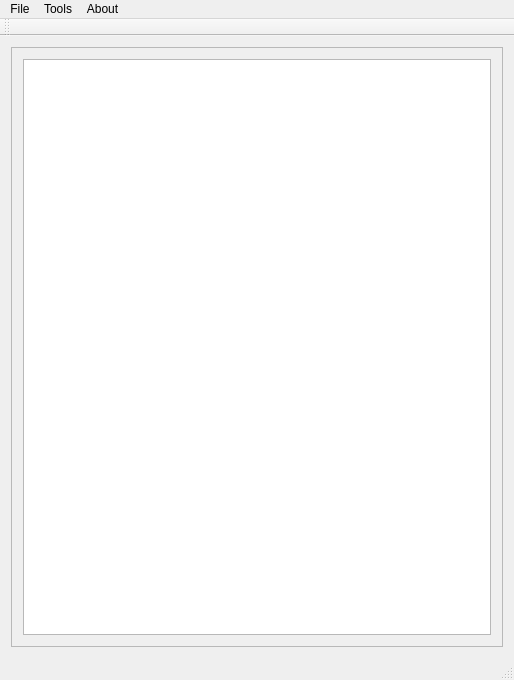
First picture: the form in pg_disatools_gui/ui/dataEditor.ui, repository ProgSys/pg_disatools, before the edit.
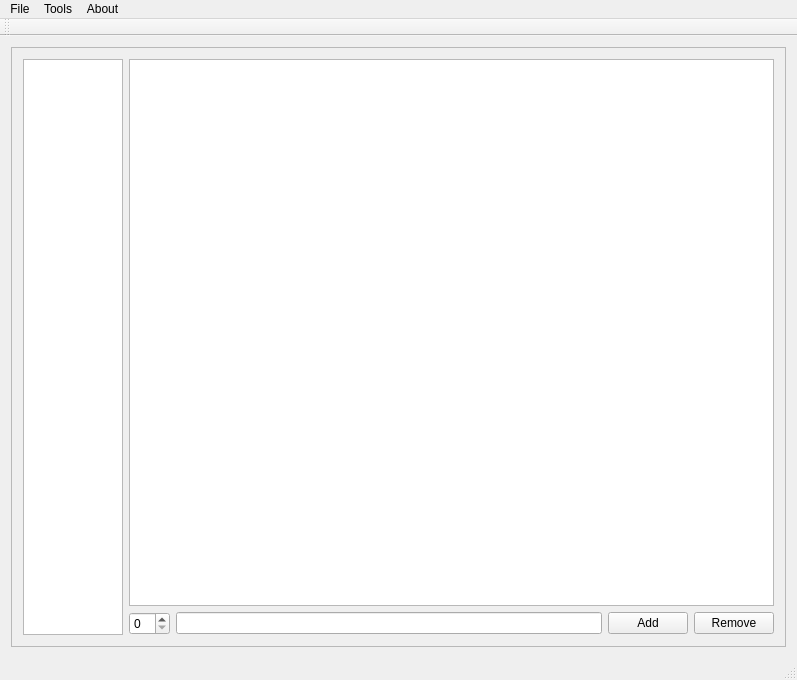
Second picture: the form after the edit.

The edit to the form file:
```diff
--- a/pg_disatools_gui/ui/dataEditor.ui
+++ b/pg_disatools_gui/ui/dataEditor.ui
@@ -6,7 +6,7 @@
    <rect>
     <x>0</x>
     <y>0</y>
-    <width>514</width>
+    <width>797</width>
     <height>680</height>
    </rect>
   </property>
@@ -41,6 +41,18 @@
       <layout class="QHBoxLayout" name="horizontalLayout">
        <item>
         <widget class="QTableView" name="tableView">
+         <property name="minimumSize">
+          <size>
+           <width>0</width>
+           <height>0</height>
+          </size>
+         </property>
+         <property name="maximumSize">
+          <size>
+           <width>100</width>
+           <height>16777215</height>
+          </size>
+         </property>
          <attribute name="horizontalHeaderStretchLastSection">
           <bool>true</bool>
          </attribute>
@@ -49,6 +61,43 @@
          </attribute>
         </widget>
        </item>
+       <item>
+        <layout class="QVBoxLayout" name="verticalLayout">
+         <property name="rightMargin">
+          <number>0</number>
+         </property>
+         <item>
+          <widget class="QTreeView" name="treeView"/>
+         </item>
+         <item>
+          <layout class="QHBoxLayout" name="horizontalLayout_2">
+           <property name="topMargin">
+            <number>0</number>
+           </property>
+           <item>
+            <widget class="QSpinBox" name="spinBox_type"/>
+           </item>
+           <item>
+            <widget class="QLineEdit" name="lineEdit_add"/>
+           </item>
+           <item>
+            <widget class="QPushButton" name="pushButton_add">
+             <property name="text">
+              <string>Add</string>
+             </property>
+            </widget>
+           </item>
+           <item>
+            <widget class="QPushButton" name="pushButton_remove">
+             <property name="text">
+              <string>Remove</string>
+             </property>
+            </widget>
+           </item>
+          </layout>
+         </item>
+        </layout>
+       </item>
       </layout>
      </widget>
     </item>
@@ -59,7 +108,7 @@
     <rect>
      <x>0</x>
      <y>0</y>
-     <width>514</width>
+     <width>797</width>
      <height>21</height>
     </rect>
    </property>
```
